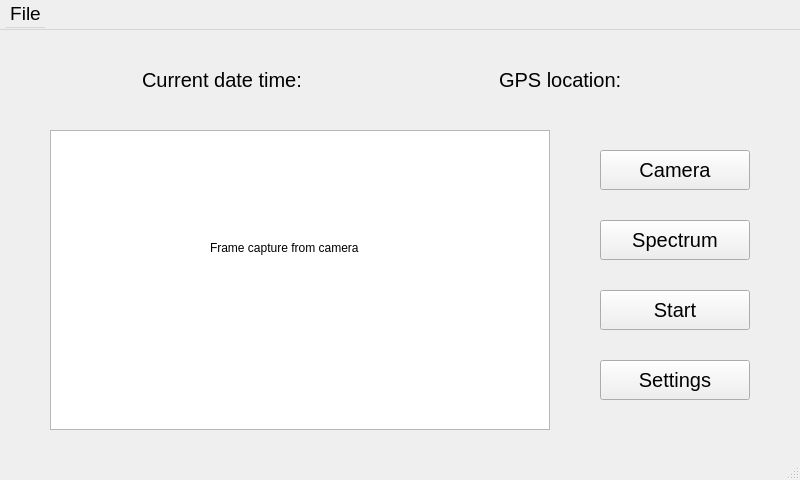
The window that code/thu/gui.ui (yenthusiastic/ARP07) describes before a commit, drawn with Qt 5.
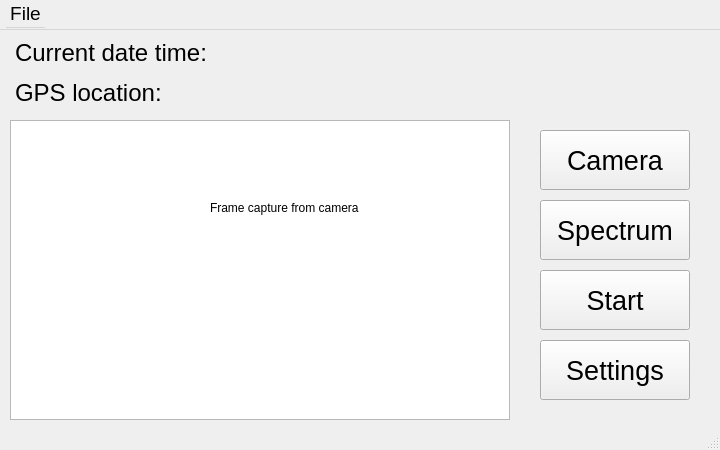
The same window after the commit.

Commit message: add class for threading

Diff of the .ui file:
```diff
--- a/code/thu/gui.ui
+++ b/code/thu/gui.ui
@@ -6,8 +6,8 @@
    <rect>
     <x>0</x>
     <y>0</y>
-    <width>800</width>
-    <height>480</height>
+    <width>720</width>
+    <height>450</height>
    </rect>
   </property>
   <property name="sizePolicy">
@@ -23,12 +23,18 @@
    <widget class="QGraphicsView" name="viewport">
     <property name="geometry">
      <rect>
-      <x>50</x>
-      <y>100</y>
+      <x>10</x>
+      <y>90</y>
       <width>500</width>
       <height>300</height>
      </rect>
     </property>
+    <property name="sizePolicy">
+     <sizepolicy hsizetype="Fixed" vsizetype="Fixed">
+      <horstretch>0</horstretch>
+      <verstretch>0</verstretch>
+     </sizepolicy>
+    </property>
     <property name="cursor" stdset="0">
      <cursorShape>PointingHandCursor</cursorShape>
     </property>
@@ -37,7 +43,7 @@
     <property name="geometry">
      <rect>
       <x>210</x>
-      <y>210</y>
+      <y>170</y>
       <width>201</width>
       <height>16</height>
      </rect>
@@ -49,10 +55,10 @@
    <widget class="QPushButton" name="camera_btn">
     <property name="geometry">
      <rect>
-      <x>600</x>
-      <y>120</y>
+      <x>540</x>
+      <y>100</y>
       <width>150</width>
-      <height>40</height>
+      <height>60</height>
      </rect>
     </property>
     <property name="sizePolicy">
@@ -69,7 +75,7 @@
     </property>
     <property name="font">
      <font>
-      <pointsize>15</pointsize>
+      <pointsize>20</pointsize>
      </font>
     </property>
     <property name="cursor">
@@ -82,10 +88,10 @@
    <widget class="QPushButton" name="spect_btn">
     <property name="geometry">
      <rect>
-      <x>600</x>
-      <y>190</y>
+      <x>540</x>
+      <y>170</y>
       <width>150</width>
-      <height>40</height>
+      <height>60</height>
      </rect>
     </property>
     <property name="minimumSize">
@@ -96,7 +102,7 @@
     </property>
     <property name="font">
      <font>
-      <pointsize>15</pointsize>
+      <pointsize>20</pointsize>
      </font>
     </property>
     <property name="cursor">
@@ -109,10 +115,10 @@
    <widget class="QToolButton" name="settings_btn">
     <property name="geometry">
      <rect>
-      <x>600</x>
-      <y>330</y>
+      <x>540</x>
+      <y>310</y>
       <width>150</width>
-      <height>40</height>
+      <height>60</height>
      </rect>
     </property>
     <property name="minimumSize">
@@ -123,7 +129,7 @@
     </property>
     <property name="font">
      <font>
-      <pointsize>15</pointsize>
+      <pointsize>20</pointsize>
      </font>
     </property>
     <property name="cursor">
@@ -136,10 +142,10 @@
    <widget class="QPushButton" name="start_btn">
     <property name="geometry">
      <rect>
-      <x>600</x>
-      <y>260</y>
+      <x>540</x>
+      <y>240</y>
       <width>150</width>
-      <height>40</height>
+      <height>60</height>
      </rect>
     </property>
     <property name="minimumSize">
@@ -150,7 +156,7 @@
     </property>
     <property name="font">
      <font>
-      <pointsize>15</pointsize>
+      <pointsize>20</pointsize>
      </font>
     </property>
     <property name="cursor">
@@ -160,23 +166,17 @@
      <string>Start</string>
     </property>
    </widget>
-   <widget class="QWidget" name="horizontalLayoutWidget">
-    <property name="geometry">
-     <rect>
-      <x>10</x>
-      <y>10</y>
-      <width>781</width>
-      <height>80</height>
-     </rect>
-    </property>
-    <layout class="QHBoxLayout" name="horizontalLayout" stretch="1,1">
-     <property name="spacing">
-      <number>5</number>
-     </property>
-     <item>
       <widget class="QLabel" name="time_label">
+    <property name="geometry">
+     <rect>
+      <x>15</x>
+      <y>5</y>
+      <width>267</width>
+      <height>35</height>
+     </rect>
+    </property>
        <property name="sizePolicy">
-        <sizepolicy hsizetype="Maximum" vsizetype="Fixed">
+     <sizepolicy hsizetype="Ignored" vsizetype="Fixed">
          <horstretch>0</horstretch>
          <verstretch>0</verstretch>
         </sizepolicy>
@@ -189,18 +189,24 @@
        </property>
        <property name="font">
         <font>
-         <pointsize>15</pointsize>
+      <pointsize>18</pointsize>
         </font>
        </property>
        <property name="text">
         <string>Current date time:</string>
        </property>
       </widget>
-     </item>
-     <item>
       <widget class="QLabel" name="gps_label">
+    <property name="geometry">
+     <rect>
+      <x>15</x>
+      <y>45</y>
+      <width>193</width>
+      <height>35</height>
+     </rect>
+    </property>
        <property name="sizePolicy">
-        <sizepolicy hsizetype="Maximum" vsizetype="Fixed">
+     <sizepolicy hsizetype="Ignored" vsizetype="Fixed">
          <horstretch>0</horstretch>
          <verstretch>0</verstretch>
         </sizepolicy>
@@ -213,7 +219,7 @@
        </property>
        <property name="font">
         <font>
-         <pointsize>15</pointsize>
+      <pointsize>18</pointsize>
         </font>
        </property>
        <property name="layoutDirection">
@@ -226,16 +232,13 @@
         <set>Qt::AlignLeading|Qt::AlignLeft|Qt::AlignVCenter</set>
        </property>
       </widget>
-     </item>
-    </layout>
-   </widget>
   </widget>
   <widget class="QMenuBar" name="menubar">
    <property name="geometry">
     <rect>
      <x>0</x>
      <y>0</y>
-     <width>800</width>
+     <width>720</width>
      <height>37</height>
     </rect>
    </property>
```
Lines whose indentation alone changed are shown as unchanged. The commit also changes 7 other files.
